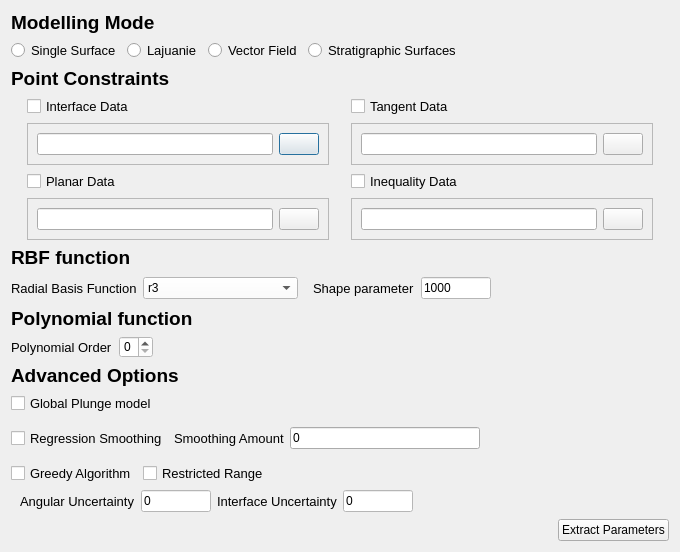
The window that surfe_lib/ui/input.ui (MichaelHillier/surfe) describes before a commit, drawn with Qt 5.
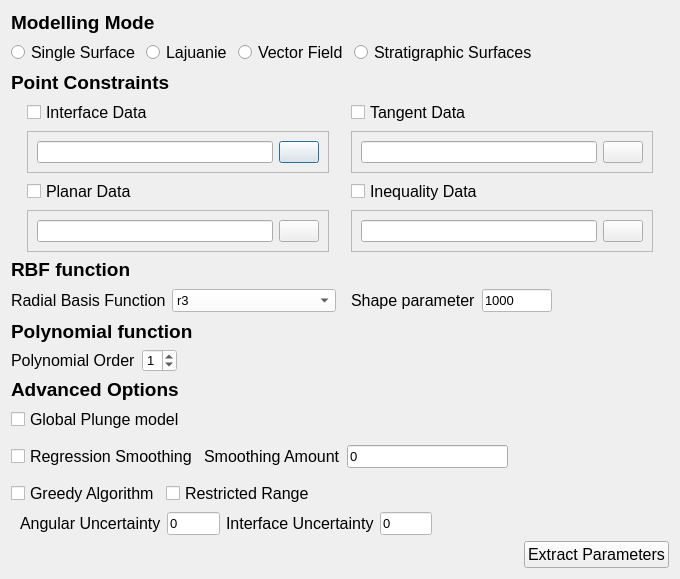
The same window after the commit. Icons and pictures are not drawn.

The edit to the form file:
```diff
--- a/surfe_lib/ui/input.ui
+++ b/surfe_lib/ui/input.ui
@@ -48,7 +48,7 @@
          <property name="font">
           <font>
            <family>Arial</family>
-           <pointsize>10</pointsize>
+           <pointsize>12</pointsize>
           </font>
          </property>
          <property name="text">
@@ -61,7 +61,7 @@
          <property name="font">
           <font>
            <family>Arial</family>
-           <pointsize>10</pointsize>
+           <pointsize>12</pointsize>
           </font>
          </property>
          <property name="text">
@@ -74,7 +74,7 @@
          <property name="font">
           <font>
            <family>Arial</family>
-           <pointsize>10</pointsize>
+           <pointsize>12</pointsize>
           </font>
          </property>
          <property name="text">
@@ -87,7 +87,7 @@
          <property name="font">
           <font>
            <family>Arial</family>
-           <pointsize>10</pointsize>
+           <pointsize>12</pointsize>
           </font>
          </property>
          <property name="text">
@@ -265,7 +265,7 @@
          <property name="font">
           <font>
            <family>Arial</family>
-           <pointsize>10</pointsize>
+           <pointsize>12</pointsize>
           </font>
          </property>
          <property name="text">
@@ -278,7 +278,7 @@
          <property name="font">
           <font>
            <family>Arial</family>
-           <pointsize>10</pointsize>
+           <pointsize>12</pointsize>
           </font>
          </property>
          <property name="text">
@@ -294,7 +294,7 @@
          <property name="font">
           <font>
            <family>Arial</family>
-           <pointsize>10</pointsize>
+           <pointsize>12</pointsize>
           </font>
          </property>
          <property name="text">
@@ -307,7 +307,7 @@
          <property name="font">
           <font>
            <family>Arial</family>
-           <pointsize>10</pointsize>
+           <pointsize>12</pointsize>
           </font>
          </property>
          <property name="text">
@@ -339,7 +339,7 @@
          <property name="font">
           <font>
            <family>Arial</family>
-           <pointsize>10</pointsize>
+           <pointsize>12</pointsize>
           </font>
          </property>
          <property name="text">
@@ -355,6 +355,12 @@
            <height>0</height>
           </size>
          </property>
+         <property name="font">
+          <font>
+           <family>Arial</family>
+           <pointsize>10</pointsize>
+          </font>
+         </property>
          <property name="styleSheet">
           <string notr="true">background-color: rgb(255, 255, 255);</string>
          </property>
@@ -415,7 +421,7 @@
             <property name="font">
              <font>
               <family>Arial</family>
-              <pointsize>10</pointsize>
+              <pointsize>12</pointsize>
              </font>
             </property>
             <property name="text">
@@ -431,6 +437,12 @@
               <height>16777215</height>
              </size>
             </property>
+            <property name="font">
+             <font>
+              <family>Arial</family>
+              <pointsize>10</pointsize>
+             </font>
+            </property>
             <property name="styleSheet">
              <string notr="true">background-color: rgb(255, 255, 255);</string>
             </property>
@@ -479,7 +491,7 @@
          <property name="font">
           <font>
            <family>Arial</family>
-           <pointsize>10</pointsize>
+           <pointsize>12</pointsize>
           </font>
          </property>
          <property name="text">
@@ -489,12 +501,21 @@
        </item>
        <item>
         <widget class="QSpinBox" name="polynomial_order_spinbox">
+         <property name="font">
+          <font>
+           <family>Arial</family>
+           <pointsize>10</pointsize>
+          </font>
+         </property>
          <property name="styleSheet">
           <string notr="true">background-color: rgb(255, 255, 255);</string>
          </property>
          <property name="maximum">
           <number>2</number>
          </property>
+         <property name="value">
+          <number>1</number>
+         </property>
         </widget>
        </item>
        <item>
@@ -532,7 +553,7 @@
        <property name="font">
         <font>
          <family>Arial</family>
-         <pointsize>10</pointsize>
+         <pointsize>12</pointsize>
         </font>
        </property>
        <property name="text">
@@ -547,7 +568,7 @@
          <property name="font">
           <font>
            <family>Arial</family>
-           <pointsize>10</pointsize>
+           <pointsize>12</pointsize>
           </font>
          </property>
          <property name="text">
@@ -560,7 +581,7 @@
          <property name="font">
           <font>
            <family>Arial</family>
-           <pointsize>10</pointsize>
+           <pointsize>12</pointsize>
           </font>
          </property>
          <property name="text">
@@ -570,6 +591,12 @@
        </item>
        <item>
         <widget class="QLineEdit" name="smoothing_amount_lineedit">
+         <property name="font">
+          <font>
+           <family>Arial</family>
+           <pointsize>10</pointsize>
+          </font>
+         </property>
          <property name="text">
           <string>0</string>
          </property>
@@ -597,7 +624,7 @@
          <property name="font">
           <font>
            <family>Arial</family>
-           <pointsize>10</pointsize>
+           <pointsize>12</pointsize>
           </font>
          </property>
          <property name="text">
@@ -610,7 +637,7 @@
          <property name="font">
           <font>
            <family>Arial</family>
-           <pointsize>10</pointsize>
+           <pointsize>12</pointsize>
           </font>
          </property>
          <property name="text">
@@ -653,7 +680,7 @@
           <property name="font">
            <font>
             <family>Arial</family>
-            <pointsize>10</pointsize>
+            <pointsize>12</pointsize>
            </font>
           </property>
           <property name="text">
@@ -669,6 +696,12 @@
             <height>16777215</height>
            </size>
           </property>
+          <property name="font">
+           <font>
+            <family>Arial</family>
+            <pointsize>10</pointsize>
+           </font>
+          </property>
           <property name="styleSheet">
            <string notr="true">background-color: rgb(255, 255, 255);</string>
           </property>
@@ -682,7 +715,7 @@
           <property name="font">
            <font>
             <family>Arial</family>
-            <pointsize>10</pointsize>
+            <pointsize>12</pointsize>
            </font>
           </property>
           <property name="text">
@@ -698,6 +731,12 @@
             <height>16777215</height>
            </size>
           </property>
+          <property name="font">
+           <font>
+            <family>Arial</family>
+            <pointsize>10</pointsize>
+           </font>
+          </property>
           <property name="styleSheet">
            <string notr="true">background-color: rgb(255, 255, 255);</string>
           </property>
@@ -741,6 +780,12 @@
     <layout class="QHBoxLayout" name="horizontalLayout_5">
      <item>
       <widget class="QPushButton" name="ok_button">
+       <property name="font">
+        <font>
+         <family>Arial</family>
+         <pointsize>12</pointsize>
+        </font>
+       </property>
        <property name="text">
         <string>Extract Parameters</string>
        </property>
```
Left out of the diff: 8 changed lines with no effect on the pictures.
